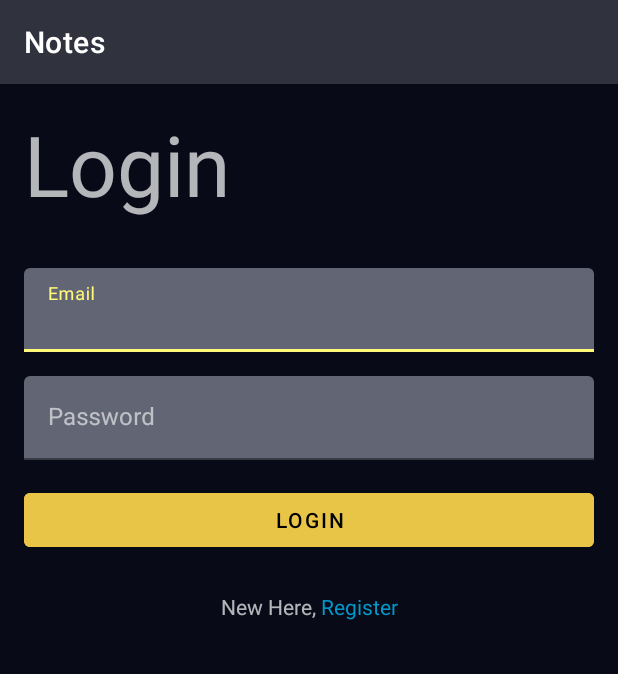
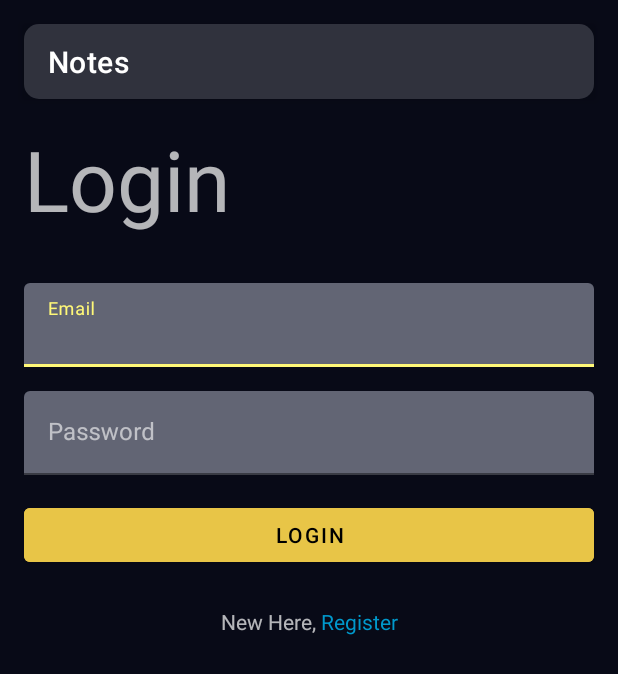
Before and after one commit to 13yadav/firebase-notes-app, an Android app: the screen it shows after launch (MainActivity), on a phone screen of 412 x 824 dp. Shown: the top 674 px of the screen. Run offline under Robolectric (Android 15) with nearby library versions, the phone set to English and light mode, and no system bars; our stand-ins replace Firebase (no records; nobody signed in at launch, a user with empty details on screens opened directly), navigation-ui; 2 statements that could not run were skipped.

Commit message:
ui changes

```diff
--- /dev/null
+++ b/app/src/main/res/drawable/toolbar_bg.xml
@@ -0,0 +1,7 @@
+<?xml version="1.0" encoding="utf-8"?>
+<shape xmlns:android="http://schemas.android.com/apk/res/android"
+    android:shape="rectangle">
+    <solid android:color="@color/primary_color" />
+    <corners android:radius="10dp" />
+
+</shape>
--- a/app/src/main/res/layout/activity_main.xml
+++ b/app/src/main/res/layout/activity_main.xml
@@ -9,13 +9,15 @@
     <com.google.android.material.appbar.AppBarLayout
         android:layout_width="match_parent"
         android:layout_height="wrap_content"
+        android:layout_margin="16dp"
+        android:background="@android:color/transparent"
         android:theme="@style/Theme.NotesApp.AppBarOverlay">
 
         <androidx.appcompat.widget.Toolbar
             android:id="@+id/toolbar"
             android:layout_width="match_parent"
-            android:layout_height="?attr/actionBarSize"
-            android:background="?attr/colorPrimary"
+            android:layout_height="50dp"
+            android:background="@drawable/toolbar_bg"
             android:elevation="0dp"
             app:popupTheme="@style/Theme.NotesApp.PopupOverlay" />
 
```
Also changed, not shown: app/src/main/res/layout/list_item_notes.xml (+6 -1 lines).
